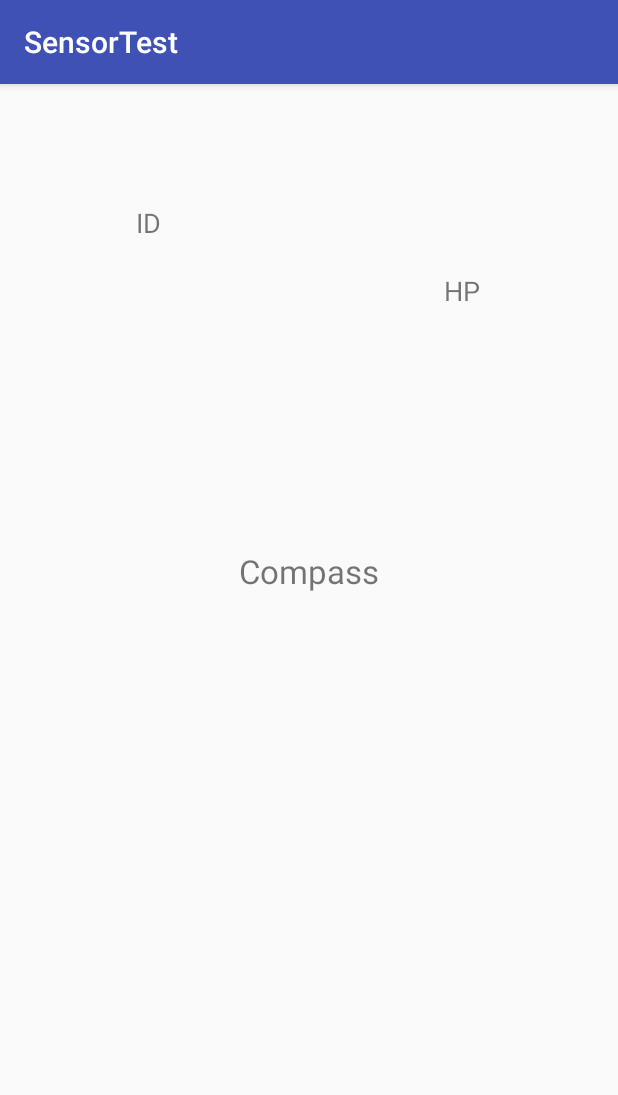
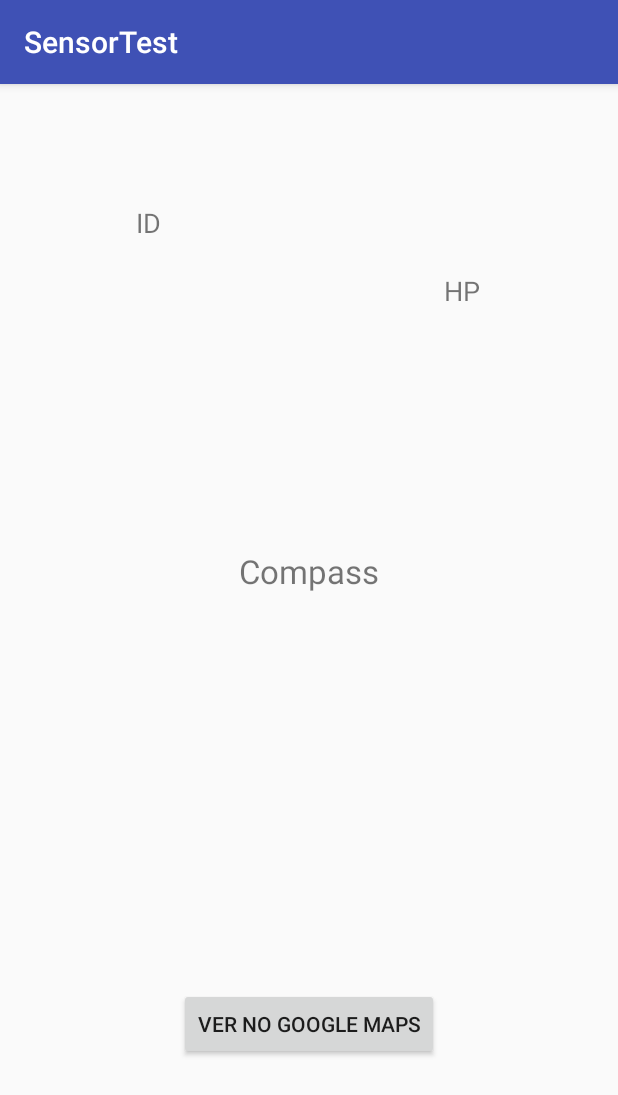
Before and after one commit to eduardom4020/UbiquitousFPS, an Android app: the screen it shows after launch (MainActivity), on a phone screen of 412 x 824 dp. Shown: the top 1095 px of the screen. Run offline under Robolectric (Android 15) with nearby library versions, the phone set to English and light mode, and no system bars; libraries missing offline, so code that uses them is left out: io.socket.client, io.socket.emitter; 4 statements that could not run were skipped.

Commit message:
Added google maps button. Location is working fine!

```diff
--- a/app/src/main/AndroidManifest.xml
+++ b/app/src/main/AndroidManifest.xml
@@ -24,6 +24,8 @@
                 <category android:name="android.intent.category.LAUNCHER" />
             </intent-filter>
         </activity>
+
+        <uses-library android:name="com.google.android.maps" />
     </application>
 
 </manifest>
--- a/app/src/main/java/compubiquia/ufc/br/sensortest/MainActivity.java
+++ b/app/src/main/java/compubiquia/ufc/br/sensortest/MainActivity.java
@@ -16,6 +16,7 @@ import android.location.Location;
 import android.location.LocationListener;
 import android.location.LocationManager;
 import android.media.MediaPlayer;
+import android.net.Uri;
 import android.os.Build;
 import android.os.Handler;
 import android.support.annotation.NonNull;
@@ -25,8 +26,15 @@ import android.support.v7.app.AppCompatActivity;
 import android.os.Bundle;
 import android.text.TextUtils;
 import android.util.Log;
+import android.view.View;
+import android.widget.Button;
 import android.widget.TextView;
 import android.widget.Toast;
+
+import com.google.android.gms.maps.GoogleMap;
+import com.google.android.gms.maps.MapView;
+import com.google.android.gms.maps.OnMapReadyCallback;
+import com.google.android.gms.maps.model.MarkerOptions;
 
 import java.io.IOException;
 import java.net.URISyntaxException;
@@ -61,6 +69,7 @@ public class MainActivity extends AppCompatActivity implements SensorEventListen
     TextView hp_text;
     TextView id_text;
     TextView position_text;
+    Button view_in_map;
 
     boolean shoot = false;
 
@@ -171,6 +180,21 @@ public class MainActivity extends AppCompatActivity implements SensorEventListen
         hp_text = (TextView) findViewById(R.id.hp);
         id_text = (TextView) findViewById(R.id.idU);
         position_text = findViewById(R.id.location_tv);
+        view_in_map = findViewById(R.id.bt_view_map);
+
+        view_in_map.setOnClickListener(new View.OnClickListener() {
+            @Override
+            public void onClick(View view) {
+                if(position_text.getText() != null) {
+                    String[] tokens = position_text.getText().toString().split(" ");
+                    String location = tokens[0] + "," + tokens[1];
+
+                    Intent intent = new Intent(android.content.Intent.ACTION_VIEW,
+                    Uri.parse("http://maps.google.com/maps?q=" + location + "&center=" + location));
+                    startActivity(intent);
+                }
+            }
+        });
 
         shootMP = MediaPlayer.create(this, R.raw.shoot);
 
@@ -274,16 +298,14 @@ public class MainActivity extends AppCompatActivity implements SensorEventListen
             }
 //            locationManager.requestLocationUpdates(LocationManager.GPS_PROVIDER,
 //                    GPS_TIME_INTERVAL, GPS_DISTANCE, this);
-            Log.i("aa", "oi");
-            locationManager.requestLocationUpdates(LocationManager.GPS_PROVIDER, 200, 0, this);
+            Log.i("GPS", "repeating!");
+            locationManager.requestLocationUpdates(LocationManager.GPS_PROVIDER, 5000, 0, this);
             Location gpslocation = locationManager.getLastKnownLocation(LocationManager.GPS_PROVIDER);
 
             String location = gpslocation.getLatitude()+" "+gpslocation.getLongitude();
             position_text.setText(location);
 
             //mSocket.emit("set_location", location);
-
-
         }
     }
 
--- a/app/src/main/res/layout/activity_main.xml
+++ b/app/src/main/res/layout/activity_main.xml
@@ -100,4 +100,19 @@
         app:layout_constraintTop_toBottomOf="@+id/compass"
         app:layout_constraintVertical_bias="0.218" />
 
+    <Button
+        android:id="@+id/bt_view_map"
+        android:layout_width="wrap_content"
+        android:layout_height="wrap_content"
+        android:layout_marginBottom="8dp"
+        android:layout_marginEnd="8dp"
+        android:layout_marginStart="8dp"
+        android:layout_marginTop="8dp"
+        android:text="Ver no Google Maps"
+        app:layout_constraintBottom_toBottomOf="parent"
+        app:layout_constraintEnd_toEndOf="parent"
+        app:layout_constraintStart_toStartOf="parent"
+        app:layout_constraintTop_toBottomOf="@+id/location_tv" />
+
+
 </android.support.constraint.ConstraintLayout>
```
